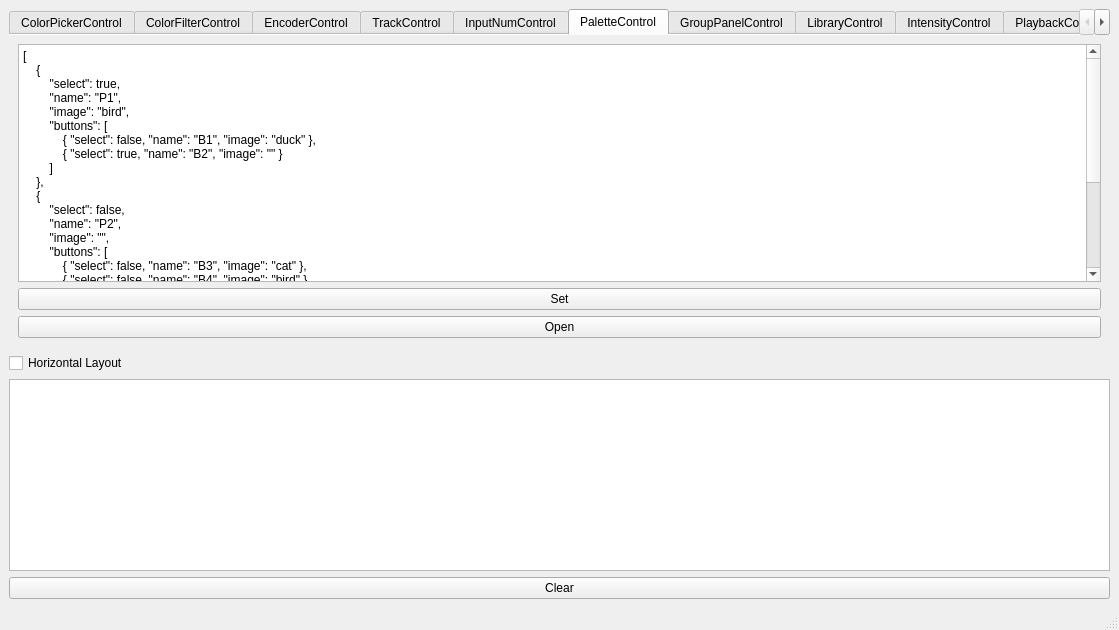
thanhtoan36/QtProject, file form/mainwindow.ui: the form before one commit.
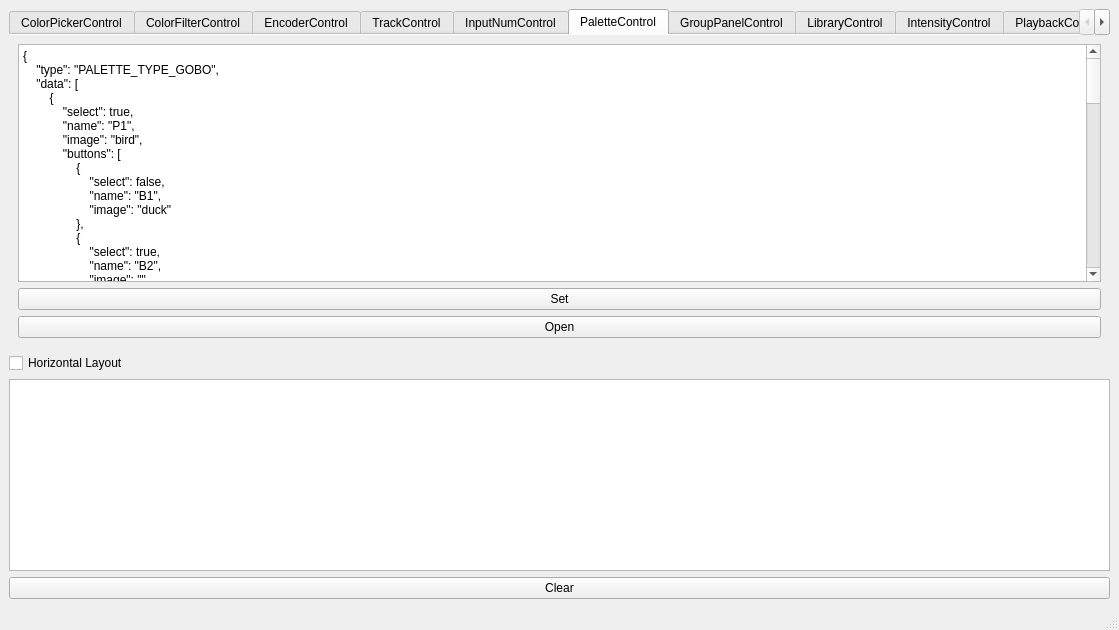
The form after the commit. The open tabs and pages were chosen to show the change.

Commit message: [Palette] update title by type

```diff
--- a/form/mainwindow.ui
+++ b/form/mainwindow.ui
@@ -269,33 +269,80 @@
         <item>
          <widget class="QPlainTextEdit" name="PaletteControl_Fake_RawInput">
           <property name="plainText">
-           <string>[
-    {
-        &quot;select&quot;: true,
-        &quot;name&quot;: &quot;P1&quot;,
-        &quot;image&quot;: &quot;bird&quot;,
-        &quot;buttons&quot;: [
-            { &quot;select&quot;: false, &quot;name&quot;: &quot;B1&quot;, &quot;image&quot;: &quot;duck&quot; },
-            { &quot;select&quot;: true, &quot;name&quot;: &quot;B2&quot;, &quot;image&quot;: &quot;&quot; }
-        ]
-    },
-    {
-        &quot;select&quot;: false,
-        &quot;name&quot;: &quot;P2&quot;,
-        &quot;image&quot;: &quot;&quot;,
-        &quot;buttons&quot;: [
-            { &quot;select&quot;: false, &quot;name&quot;: &quot;B3&quot;, &quot;image&quot;: &quot;cat&quot; },
-            { &quot;select&quot;: false, &quot;name&quot;: &quot;B4&quot;, &quot;image&quot;: &quot;bird&quot; },
-            { &quot;select&quot;: true, &quot;name&quot;: &quot;B5&quot;, &quot;image&quot;: &quot;&quot; },
-            { &quot;select&quot;: false, &quot;name&quot;: &quot;B6&quot;, &quot;image&quot;: &quot;&quot; },
-            { &quot;select&quot;: false, &quot;name&quot;: &quot;B7&quot;, &quot;image&quot;: &quot;&quot; },
-            { &quot;select&quot;: false, &quot;name&quot;: &quot;B8&quot;, &quot;image&quot;: &quot;&quot; },
-            { &quot;select&quot;: false, &quot;name&quot;: &quot;B9&quot;, &quot;image&quot;: &quot;&quot; },
-            { &quot;select&quot;: false, &quot;name&quot;: &quot;B10&quot;, &quot;image&quot;: &quot;&quot; },
-            { &quot;select&quot;: false, &quot;name&quot;: &quot;B11&quot;, &quot;image&quot;: &quot;&quot; }
-        ]
-    }
-]</string>
+           <string>{
+    &quot;type&quot;: &quot;PALETTE_TYPE_GOBO&quot;,
+    &quot;data&quot;: [
+        {
+            &quot;select&quot;: true,
+            &quot;name&quot;: &quot;P1&quot;,
+            &quot;image&quot;: &quot;bird&quot;,
+            &quot;buttons&quot;: [
+                {
+                    &quot;select&quot;: false,
+                    &quot;name&quot;: &quot;B1&quot;,
+                    &quot;image&quot;: &quot;duck&quot;
+                },
+                {
+                    &quot;select&quot;: true,
+                    &quot;name&quot;: &quot;B2&quot;,
+                    &quot;image&quot;: &quot;&quot;
+                }
+            ]
+        },
+        {
+            &quot;select&quot;: false,
+            &quot;name&quot;: &quot;P2&quot;,
+            &quot;image&quot;: &quot;&quot;,
+            &quot;buttons&quot;: [
+                {
+                    &quot;select&quot;: false,
+                    &quot;name&quot;: &quot;B3&quot;,
+                    &quot;image&quot;: &quot;cat&quot;
+                },
+                {
+                    &quot;select&quot;: false,
+                    &quot;name&quot;: &quot;B4&quot;,
+                    &quot;image&quot;: &quot;bird&quot;
+                },
+                {
+                    &quot;select&quot;: true,
+                    &quot;name&quot;: &quot;B5&quot;,
+                    &quot;image&quot;: &quot;&quot;
+                },
+                {
+                    &quot;select&quot;: false,
+                    &quot;name&quot;: &quot;B6&quot;,
+                    &quot;image&quot;: &quot;&quot;
+                },
+                {
+                    &quot;select&quot;: false,
+                    &quot;name&quot;: &quot;B7&quot;,
+                    &quot;image&quot;: &quot;&quot;
+                },
+                {
+                    &quot;select&quot;: false,
+                    &quot;name&quot;: &quot;B8&quot;,
+                    &quot;image&quot;: &quot;&quot;
+                },
+                {
+                    &quot;select&quot;: false,
+                    &quot;name&quot;: &quot;B9&quot;,
+                    &quot;image&quot;: &quot;&quot;
+                },
+                {
+                    &quot;select&quot;: false,
+                    &quot;name&quot;: &quot;B10&quot;,
+                    &quot;image&quot;: &quot;&quot;
+                },
+                {
+                    &quot;select&quot;: false,
+                    &quot;name&quot;: &quot;B11&quot;,
+                    &quot;image&quot;: &quot;&quot;
+                }
+            ]
+        }
+    ]
+}</string>
           </property>
          </widget>
         </item>
```
Left out of the diff: 2 changed lines with no effect on the pictures. The commit also changes 8 other files.
